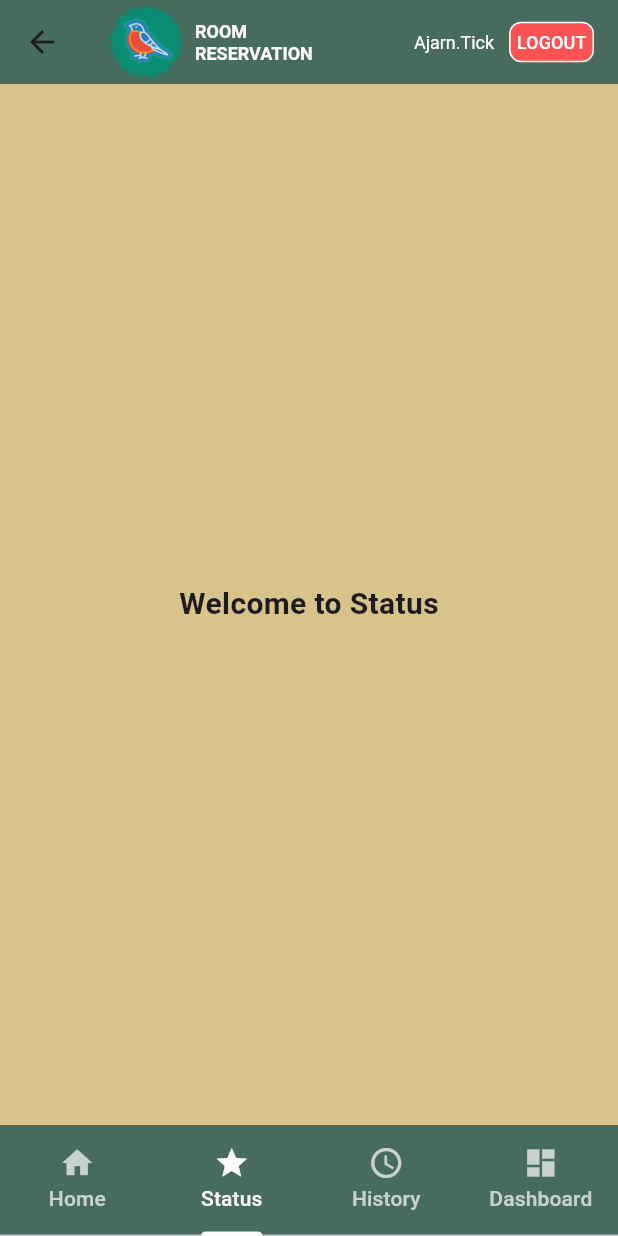
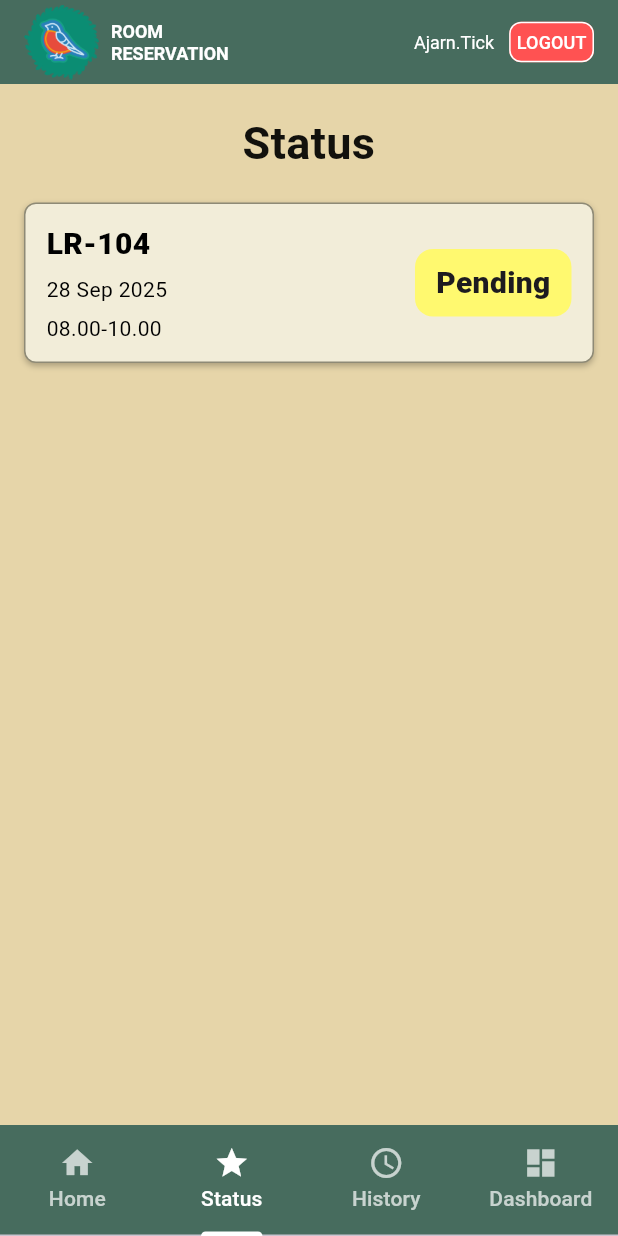
Before and after one commit to 6631501042/mobile_project, a Flutter app: the Approver screen opened directly, item 2 of the bottom bar chosen, on a phone screen of 412 x 824 dp. Run offline on Flutter 3.47's test engine with Material 3 defaults, Android fonts, the light colour scheme and no system bars; accounts and stored records are empty.

Commit message:
change color

```diff
--- a/lib/approver/approver.dart
+++ b/lib/approver/approver.dart
@@ -13,7 +13,7 @@ class _ApproverState extends State<Approver> {
     return DefaultTabController(
       length: 4,
       child: Scaffold(
-        backgroundColor: const Color(0xFFD8C38A),
+        backgroundColor: const Color(0xFFE6D5A9),
         // appbar
         appBar: AppBar(
           backgroundColor: const Color(0xFF476C5E),
@@ -120,15 +120,216 @@ class HomeTab extends StatelessWidget {
 // ==========================
 // status
 // ==========================
-class StatusTab extends StatelessWidget {
+
+/// ===== THEME COLORS =====
+class AppColors {
+  static const finlandia = Color(0xFF51624F); // Top bar
+  static const hampton = Color(0xFFE6D5A9); // Page background
+  static const norway = Color(0xFFAFBEA2); // Logo circle bg
+  static const edward = Color(0xFF9CB4AC); // Approved chip
+  static const chipPending = Color(0xFFFFF96F); // Pending chip
+  static const chipRejected = Color(0xFFFF9E9E); // Rejected chip
+}
+
+/// ===== MODEL =====
+enum BookingStatus { pending, approved, rejected }
+
+class UserReservation {
+  final String roomCode;
+  final DateTime date;
+  final TimeOfDay start;
+  final TimeOfDay end;
+  final BookingStatus status;
+
+  const UserReservation({
+    required this.roomCode,
+    required this.date,
+    required this.start,
+    required this.end,
+    required this.status,
+  });
+}
+
+/// ===== PAGE (USER) — Stateful =====
+class StatusTab extends StatefulWidget {
   const StatusTab({super.key});
 
   @override
+  State<StatusTab> createState() => _StatusTabState();
+}
+
+class _StatusTabState extends State<StatusTab> {
+  late UserReservation _todayItem;
+
+  @override
+  void initState() {
+    super.initState();
+    _todayItem = UserReservation(
+      // <- เอา const ออก
+      roomCode: 'LR-104',
+      date: DateTime(2025, 9, 28),
+      start: const TimeOfDay(hour: 8, minute: 0),
+      end: const TimeOfDay(hour: 10, minute: 0),
+      status: BookingStatus.pending,
+    );
+  }
+
+  @override
   Widget build(BuildContext context) {
-    return Center(
+    final item = _todayItem;
+
+    return Scaffold(
+      backgroundColor: AppColors.hampton,
+      body: SafeArea(
+        child: Padding(
+          padding: const EdgeInsets.symmetric(horizontal: 16, vertical: 10),
+          child: Column(
+            children: [
+              const SizedBox(height: 8),
+              // Title
+              Text(
+                'Status',
+                textAlign: TextAlign.center,
+                style: TextStyle(
+                  fontSize: 30,
+                  fontWeight: FontWeight.w600,
+                  color: Colors.black.withOpacity(0.92),
+                ),
+              ),
+              const SizedBox(height: 18),
+
+              // White card
+              _ReservationCardUser(item: item),
+
+              const Spacer(),
+            ],
+          ),
+        ),
+      ),
+    );
+  }
+}
+
+/// ===== WHITE CARD (USER VIEW) =====
+class _ReservationCardUser extends StatelessWidget {
+  final UserReservation item;
+  const _ReservationCardUser({required this.item});
+
+  @override
+  Widget build(BuildContext context) {
+    final dateStr = '${_dd(item.date)} ${_mon(item.date)} ${item.date.year}';
+    String hhmm(TimeOfDay t) =>
+        '${t.hour.toString().padLeft(2, '0')}.${t.minute.toString().padLeft(2, '0')}';
+
+    return Container(
+      decoration: BoxDecoration(
+        color: Color(0xFFF2EDD9),
+        border: Border.all(color: const Color(0xFF8E8A76), width: 1),
+        borderRadius: BorderRadius.circular(8),
+        boxShadow: const [
+          BoxShadow(color: Colors.black26, offset: Offset(0, 2), blurRadius: 3),
+        ],
+      ),
+      padding: const EdgeInsets.symmetric(horizontal: 14, vertical: 12),
+      child: Row(
+        crossAxisAlignment: CrossAxisAlignment.center,
+        children: [
+          // LEFT
+          Expanded(
+            child: Column(
+              crossAxisAlignment: CrossAxisAlignment.start,
+              children: [
+                Text(
+                  item.roomCode,
+                  style: TextStyle(
+                    fontSize: 20,
+                    fontWeight: FontWeight.w800,
+                    color: Colors.black,
+                  ),
+                ),
+                const SizedBox(height: 6),
+                Text(
+                  dateStr,
+                  style: TextStyle(
+                    fontSize: 14,
+                    color: Colors.black,
+                    fontWeight: FontWeight.w400,
+                  ),
+                ),
+                const SizedBox(height: 6),
+                Text(
+                  '${hhmm(item.start)}-${hhmm(item.end)}',
+                  style: TextStyle(
+                    fontSize: 14,
+                    color: Colors.black,
+                    fontWeight: FontWeight.w400,
+                  ),
+                ),
+              ],
+            ),
+          ),
+          const SizedBox(width: 12),
+
+          // RIGHT: status chip
+          _StatusChip(status: item.status),
+        ],
+      ),
+    );
+  }
+
+  String _dd(DateTime d) => d.day.toString().padLeft(2, '0');
+  String _mon(DateTime d) {
+    const m = [
+      '',
+      'Jan',
+      'Feb',
+      'Mar',
+      'Apr',
+      'May',
+      'Jun',
+      'Jul',
+      'Aug',
+      'Sep',
+      'Oct',
+      'Nov',
+      'Dec',
+    ];
+    return m[d.month];
+  }
+}
+
+/// ===== STATUS CHIP =====
+class _StatusChip extends StatelessWidget {
+  final BookingStatus status;
+  const _StatusChip({required this.status});
+
+  @override
+  Widget build(BuildContext context) {
+    late Color bg;
+    late String label;
+    switch (status) {
+      case BookingStatus.pending:
+        bg = AppColors.chipPending;
+        label = 'Pending';
+        break;
+      case BookingStatus.approved:
+        bg = AppColors.edward;
+        label = 'Approved';
+        break;
+      case BookingStatus.rejected:
+        bg = AppColors.chipRejected;
+        label = 'Rejected';
+        break;
+    }
+    return Container(
+      decoration: BoxDecoration(
+        color: bg,
+        borderRadius: BorderRadius.circular(12),
+      ),
+      padding: const EdgeInsets.symmetric(horizontal: 14, vertical: 8),
       child: Text(
-        'Welcome to Status',
-        style: TextStyle(fontSize: 20, fontWeight: FontWeight.bold),
+        label,
+        style: const TextStyle(fontWeight: FontWeight.w800, fontSize: 20),
       ),
     );
   }
@@ -245,7 +446,11 @@ class _HistoryTabState extends State<HistoryTab> {
                 // list section
                 Expanded(
                   child: ListView.builder(
-                    padding: const EdgeInsets.only(left: 16, right: 16, bottom: 8),
+                    padding: const EdgeInsets.only(
+                      left: 16,
+                      right: 16,
+                      bottom: 8,
+                    ),
                     itemCount: dataList.length,
                     itemBuilder: (context, index) {
                       final item = dataList[index];
@@ -296,16 +501,24 @@ class HistoryCardApprover extends StatelessWidget {
     final bool isApproved = item.status.toLowerCase() == "approved";
     final bool isRejected = item.status.toLowerCase() == "rejected";
 
-    final Color pillBg = isApproved ? const Color(0xFFE4E9EE) : const Color(0xFFF4D6D5);
-    final Color pillBorder = isApproved ? const Color(0xFF6D7A86) : const Color(0xFFB52125);
-    final Color pillText = isApproved ? const Color(0xFF2D3A43) : const Color(0xFFB52125);
+    final Color pillBg = isApproved
+        ? const Color(0xFFE4E9EE)
+        : const Color(0xFFF4D6D5);
+    final Color pillBorder = isApproved
+        ? const Color(0xFF6D7A86)
+        : const Color(0xFFB52125);
+    final Color pillText = isApproved
+        ? const Color(0xFF2D3A43)
+        : const Color(0xFFB52125);
 
     return Container(
       decoration: BoxDecoration(
         color: const Color(0xFFF2EDD9),
         borderRadius: BorderRadius.circular(8),
         border: Border.all(color: const Color(0xFF8E8A76), width: 1),
-        boxShadow: const [BoxShadow(color: Colors.black26, offset: Offset(0, 2), blurRadius: 3)],
+        boxShadow: const [
+          BoxShadow(color: Colors.black26, offset: Offset(0, 2), blurRadius: 3),
+        ],
       ),
       padding: const EdgeInsets.all(10),
       child: Column(
@@ -330,7 +543,10 @@ class HistoryCardApprover extends StatelessWidget {
                 crossAxisAlignment: CrossAxisAlignment.end,
                 children: [
                   Container(
-                    padding: const EdgeInsets.symmetric(horizontal: 8, vertical: 4),
+                    padding: const EdgeInsets.symmetric(
+                      horizontal: 8,
+                      vertical: 4,
+                    ),
                     decoration: BoxDecoration(
                       color: pillBg,
                       borderRadius: BorderRadius.circular(4),
@@ -338,13 +554,26 @@ class HistoryCardApprover extends StatelessWidget {
                     ),
                     child: Text(
                       item.status,
-                      style: TextStyle(fontSize: 14, fontWeight: FontWeight.w600, color: pillText),
+                      style: TextStyle(
+                        fontSize: 14,
+                        fontWeight: FontWeight.w600,
+                        color: pillText,
+                      ),
                     ),
                   ),
                   const SizedBox(height: 6),
-                  const Text("By", style: TextStyle(fontSize: 14, color: Colors.black)),
-                  Text(item.approverName,
-                      style: const TextStyle(fontSize: 14, fontWeight: FontWeight.w600, color: Colors.black)),
+                  const Text(
+                    "By",
+                    style: TextStyle(fontSize: 14, color: Colors.black),
+                  ),
+                  Text(
+                    item.approverName,
+                    style: const TextStyle(
+                      fontSize: 14,
+                      fontWeight: FontWeight.w600,
+                      color: Colors.black,
+                    ),
+                  ),
                 ],
               ),
             ],
@@ -354,7 +583,11 @@ class HistoryCardApprover extends StatelessWidget {
             const SizedBox(height: 8),
             const Text(
               "Reason for Rejection:",
-              style: TextStyle(fontSize: 12, fontWeight: FontWeight.w600, color: Color(0xFFB52125)),
+              style: TextStyle(
+                fontSize: 12,
+                fontWeight: FontWeight.w600,
+                color: Color(0xFFB52125),
+              ),
             ),
             Padding(
               padding: const EdgeInsets.only(top: 2),
--- a/lib/main.dart
+++ b/lib/main.dart
@@ -1,8 +1,8 @@
 import 'package:flutter/material.dart';
 // import 'package:mobile_project/user/user.dart'; // User
-import 'package:mobile_project/staff/staff.dart'; // Staff
-// import 'package:mobile_project/approver/approver.dart'; // Approver
+// import 'package:mobile_project/staff/staff.dart'; // Staff
+import 'package:mobile_project/approver/approver.dart'; // Approver
 
 void main() {
-  runApp(MaterialApp(home: Staff(), debugShowCheckedModeBanner: false));
+  runApp(MaterialApp(home: Approver(), debugShowCheckedModeBanner: false));
 }
```
